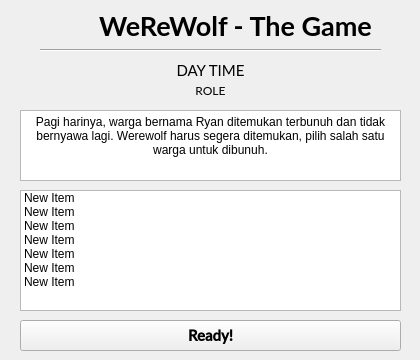
First picture: the form in WeReWolf-Client/game.ui, repository feryandi/WeReWolf, before the edit.
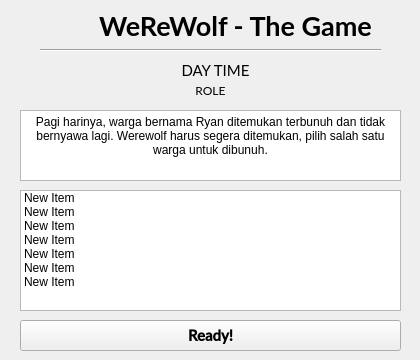
Second picture: the form after the edit.

```diff
--- a/WeReWolf-Client/game.ui
+++ b/WeReWolf-Client/game.ui
@@ -56,7 +56,7 @@
      <rect>
       <x>30</x>
       <y>60</y>
-      <width>361</width>
+      <width>371</width>
       <height>20</height>
      </rect>
     </property>
```
Left out of the diff: 4 changed lines with no effect on the pictures.
